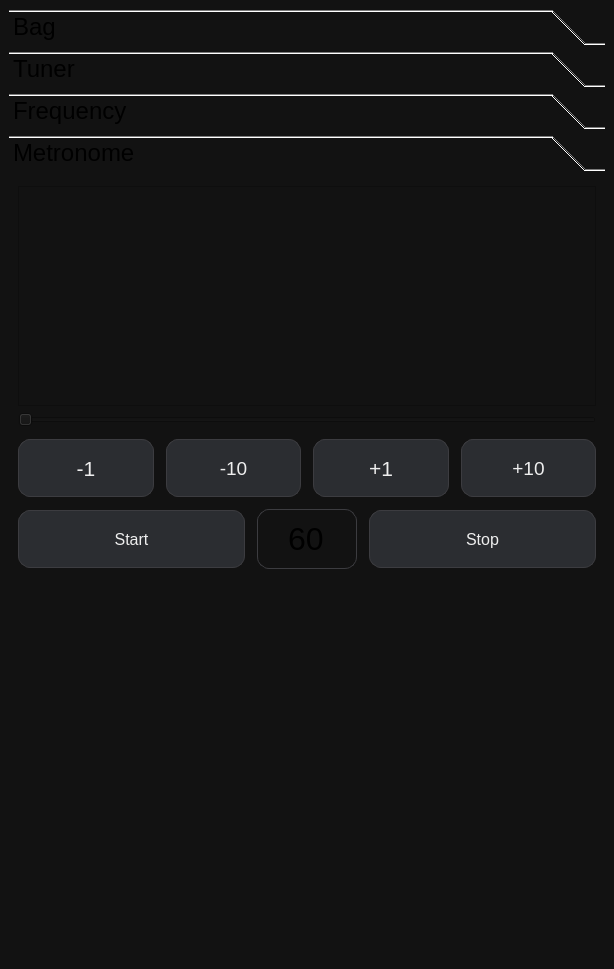
Qt form mainwindow.ui (DjamesSuhanko/Musicool) before a commit.
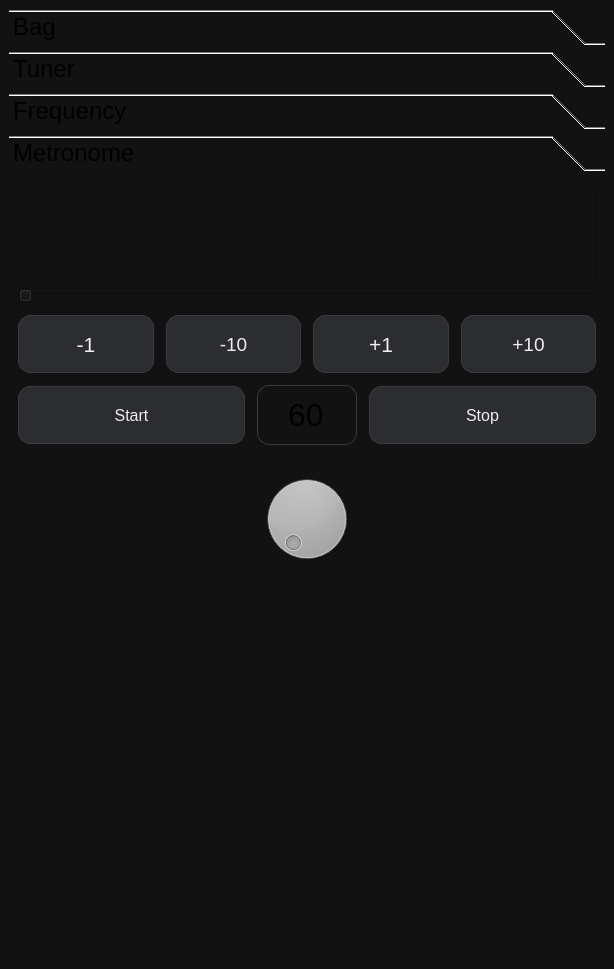
The same form after that commit. The open tabs and pages were chosen to show the change. Custom widgets are drawn as their Qt base class.

Commit message: dialtone for metronome

The edit to the form file:
```diff
--- a/mainwindow.ui
+++ b/mainwindow.ui
@@ -1165,6 +1165,58 @@
          <layout class="QGridLayout" name="gridLayout_5">
           <item row="0" column="0">
            <layout class="QGridLayout" name="gridLayout_METRO">
+            <item row="0" column="0">
+             <widget class="QFrame" name="frameMetro">
+              <property name="sizePolicy">
+               <sizepolicy hsizetype="Preferred" vsizetype="Preferred">
+                <horstretch>0</horstretch>
+                <verstretch>0</verstretch>
+               </sizepolicy>
+              </property>
+              <property name="frameShape">
+               <enum>QFrame::Shape::StyledPanel</enum>
+              </property>
+              <property name="frameShadow">
+               <enum>QFrame::Shadow::Raised</enum>
+              </property>
+             </widget>
+            </item>
+            <item row="2" column="0">
+             <layout class="QHBoxLayout" name="horizontalLayout_2">
+              <property name="topMargin">
+               <number>18</number>
+              </property>
+              <item>
+               <spacer name="horizontalSpacer">
+                <property name="orientation">
+                 <enum>Qt::Orientation::Horizontal</enum>
+                </property>
+                <property name="sizeHint" stdset="0">
+                 <size>
+                  <width>40</width>
+                  <height>20</height>
+                 </size>
+                </property>
+               </spacer>
+              </item>
+              <item>
+               <widget class="ModernDial" name="dialMetronome"/>
+              </item>
+              <item>
+               <spacer name="horizontalSpacer_2">
+                <property name="orientation">
+                 <enum>Qt::Orientation::Horizontal</enum>
+                </property>
+                <property name="sizeHint" stdset="0">
+                 <size>
+                  <width>40</width>
+                  <height>20</height>
+                 </size>
+                </property>
+               </spacer>
+              </item>
+             </layout>
+            </item>
             <item row="1" column="0">
              <layout class="QGridLayout" name="gridLayout_9">
               <property name="verticalSpacing">
@@ -1185,7 +1237,7 @@
                     <property name="minimumSize">
                      <size>
                       <width>0</width>
-                      <height>58</height>
+                      <height>0</height>
                      </size>
                     </property>
                     <property name="maximumSize">
@@ -1212,7 +1264,7 @@
                     <property name="minimumSize">
                      <size>
                       <width>0</width>
-                      <height>58</height>
+                      <height>0</height>
                      </size>
                     </property>
                     <property name="maximumSize">
@@ -1239,7 +1291,7 @@
                     <property name="minimumSize">
                      <size>
                       <width>0</width>
-                      <height>58</height>
+                      <height>0</height>
                      </size>
                     </property>
                     <property name="maximumSize">
@@ -1266,7 +1318,7 @@
                     <property name="minimumSize">
                      <size>
                       <width>0</width>
-                      <height>58</height>
+                      <height>0</height>
                      </size>
                     </property>
                     <property name="maximumSize">
@@ -1439,7 +1491,12 @@
   <customwidget>
    <class>BeatSlider</class>
    <extends>QSlider</extends>
-   <header location="global">beatslider.h</header>
+   <header>beatslider.h</header>
+  </customwidget>
+  <customwidget>
+   <class>ModernDial</class>
+   <extends>QDial</extends>
+   <header location="global">moderndial.h</header>
   </customwidget>
  </customwidgets>
  <resources/>
```
Left out of the diff: 58 changed lines with no effect on the pictures. The commit also changes 7 other files.
